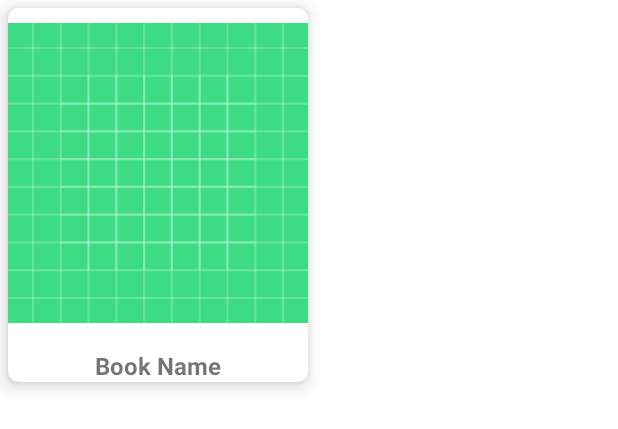
After one commit to KhairulAmirinKA/Learning_App_FreeCodeCamp, an Android app: the layout library_list_item_book.xml on its own in the app's theme, with its tools: preview values and no code run, on a phone screen of 412 x 824 dp. The commit adds this screen. Shown: the top 429 px of the screen. Run offline under Robolectric (Android 15) with nearby library versions, the phone set to English and light mode, and no system bars.

Commit message:
7/8. create BookRecViewAdapter.java library_activity_all_books.xml library_list_item_book.xml - have image, cardview

```diff
--- a/app/src/main/AndroidManifest.xml
+++ b/app/src/main/AndroidManifest.xml
@@ -18,7 +18,7 @@
 
         <!-- main activity dlm app -->
         <activity
-            android:name="Challenge.UI_Challenge1"
+            android:name="LibraryProject.LIbraryApp"
             android:exported="true">
             <intent-filter>
                 <action android:name="android.intent.action.MAIN" />
@@ -62,9 +62,9 @@
 
         <activity android:name=".Register" android:exported="true"/>
 
-        <activity android:name="LibraryProject.LIbraryApp" android:exported="true"/>
+        <activity android:name="Challenge.UI_Challenge1" android:exported="true"/>
 
-        <activity android:name="LibraryProject.AllBooks_Activity" />
+        <activity android:name="LibraryProject.AllBooks_Activity" android:exported="true"/>
 
 
 
--- /dev/null
+++ b/app/src/main/res/layout/library_list_item_book.xml
@@ -0,0 +1,46 @@
+<?xml version="1.0" encoding="utf-8"?>
+<com.google.android.material.card.MaterialCardView xmlns:android="http://schemas.android.com/apk/res/android"
+    xmlns:app="http://schemas.android.com/apk/res-auto"
+    android:layout_width="wrap_content"
+    android:layout_height="wrap_content"
+    xmlns:tools="http://schemas.android.com/tools"
+    android:id="@+id/library_parent"
+    app:cardCornerRadius="7dp"
+    app:cardElevation="7dp"
+    android:layout_margin="5dp"
+    tools:context="LibraryProject.AllBooks_Activity">
+
+    <RelativeLayout
+        android:layout_width="200dp"
+        android:layout_height="wrap_content">
+
+        <!-- rel layout containing the image -->
+        <RelativeLayout
+            android:layout_width="match_parent"
+            android:layout_height="wrap_content">
+
+            <ImageView
+                android:id="@+id/imgBook"
+                android:layout_width="200dp"
+                android:layout_height="220dp"
+                android:src="@drawable/ic_launcher_background" />
+
+            <TextView
+                android:layout_width="wrap_content"
+                android:layout_height="wrap_content"
+                android:text="Book Name"
+                android:textStyle="bold"
+                android:textSize="16sp"
+                android:layout_below="@+id/imgBook"
+                android:layout_centerHorizontal="true"
+                android:layout_marginTop="7dp"
+                android:id="@+id/txtBookName"/>
+
+        </RelativeLayout>
+
+
+    </RelativeLayout>
+
+
+
+</com.google.android.material.card.MaterialCardView>
```
Also changed, not shown: app/src/main/java/LibraryProject/AllBooks_Activity.java (+37 -1 lines), app/src/main/java/LibraryProject/Book.java (added, +94 -0 lines), app/src/main/java/LibraryProject/BookRecViewAdapter.java (added, +100 -0 lines), app/src/main/res/layout/activity_all_books.xml (deleted, +0 -9 lines), app/src/main/res/layout/library_activity_all_books.xml (added, +15 -0 lines), app/src/main/res/layout/library_layout.xml (+7 -7 lines).
